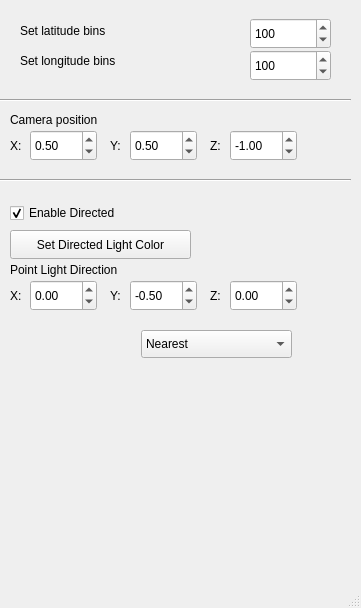
The window that road/cubesettingswindow.ui (DilshodN/Graphics) describes before a commit, drawn with Qt 5.
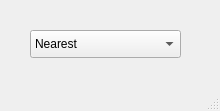
The same window after the commit.

Diff of the .ui file:
```diff
--- a/road/cubesettingswindow.ui
+++ b/road/cubesettingswindow.ui
@@ -6,106 +6,19 @@
    <rect>
     <x>0</x>
     <y>0</y>
-    <width>361</width>
-    <height>608</height>
+    <width>220</width>
+    <height>111</height>
    </rect>
   </property>
   <property name="windowTitle">
    <string>MainWindow</string>
   </property>
   <widget class="QWidget" name="centralwidget">
-   <widget class="QLabel" name="label">
-    <property name="geometry">
-     <rect>
-      <x>20</x>
-      <y>20</y>
-      <width>231</width>
-      <height>21</height>
-     </rect>
-    </property>
-    <property name="font">
-     <font>
-      <pointsize>9</pointsize>
-     </font>
-    </property>
-    <property name="text">
-     <string>Set latitude bins</string>
-    </property>
-   </widget>
-   <widget class="QSpinBox" name="spin_div_n">
-    <property name="geometry">
-     <rect>
-      <x>250</x>
-      <y>18</y>
-      <width>81</width>
-      <height>31</height>
-     </rect>
-    </property>
-    <property name="font">
-     <font>
-      <pointsize>9</pointsize>
-     </font>
-    </property>
-    <property name="minimum">
-     <number>30</number>
-    </property>
-    <property name="maximum">
-     <number>200</number>
-    </property>
-    <property name="singleStep">
-     <number>10</number>
-    </property>
-    <property name="value">
-     <number>100</number>
-    </property>
-   </widget>
-   <widget class="QDoubleSpinBox" name="dir_light_z">
-    <property name="geometry">
-     <rect>
-      <x>230</x>
-      <y>280</y>
-      <width>67</width>
-      <height>31</height>
-     </rect>
-    </property>
-    <property name="font">
-     <font>
-      <pointsize>9</pointsize>
-     </font>
-    </property>
-    <property name="minimum">
-     <double>-10.000000000000000</double>
-    </property>
-    <property name="maximum">
-     <double>10.000000000000000</double>
-    </property>
-    <property name="singleStep">
-     <double>0.500000000000000</double>
-    </property>
-   </widget>
-   <widget class="QLabel" name="label_7">
-    <property name="geometry">
-     <rect>
-      <x>110</x>
-      <y>280</y>
-      <width>21</width>
-      <height>31</height>
-     </rect>
-    </property>
-    <property name="font">
-     <font>
-      <pointsize>9</pointsize>
-     </font>
-    </property>
-    <property name="text">
-     <string>Y:</string>
-    </property>
-   </widget>
    <widget class="QLabel" name="dir_color_label">
     <property name="geometry">
      <rect>
-      <x>230</x>
-      <y>230</y>
+      <x>229</x>
+      <y>40</y>
       <width>91</width>
       <height>31</height>
      </rect>
@@ -119,379 +32,11 @@
      <string/>
     </property>
    </widget>
-   <widget class="QLabel" name="label_8">
-    <property name="geometry">
-     <rect>
-      <x>10</x>
-      <y>260</y>
-      <width>181</width>
-      <height>20</height>
-     </rect>
-    </property>
-    <property name="font">
-     <font>
-      <pointsize>9</pointsize>
-     </font>
-    </property>
-    <property name="text">
-     <string>Point Light Direction</string>
-    </property>
-   </widget>
-   <widget class="QLabel" name="label_9">
-    <property name="geometry">
-     <rect>
-      <x>10</x>
-      <y>280</y>
-      <width>21</width>
-      <height>31</height>
-     </rect>
-    </property>
-    <property name="font">
-     <font>
-      <pointsize>9</pointsize>
-     </font>
-    </property>
-    <property name="text">
-     <string>X:</string>
-    </property>
-   </widget>
-   <widget class="QDoubleSpinBox" name="dir_light_y">
-    <property name="geometry">
-     <rect>
-      <x>130</x>
-      <y>280</y>
-      <width>67</width>
-      <height>31</height>
-     </rect>
-    </property>
-    <property name="font">
-     <font>
-      <pointsize>9</pointsize>
-     </font>
-    </property>
-    <property name="minimum">
-     <double>-10.000000000000000</double>
-    </property>
-    <property name="maximum">
-     <double>10.000000000000000</double>
-    </property>
-    <property name="singleStep">
-     <double>0.500000000000000</double>
-    </property>
-    <property name="value">
-     <double>-0.500000000000000</double>
-    </property>
-   </widget>
-   <widget class="QPushButton" name="dir_color_button">
-    <property name="geometry">
-     <rect>
-      <x>10</x>
-      <y>230</y>
-      <width>181</width>
-      <height>29</height>
-     </rect>
-    </property>
-    <property name="font">
-     <font>
-      <pointsize>9</pointsize>
-     </font>
-    </property>
-    <property name="text">
-     <string>Set Directed Light Color</string>
-    </property>
-   </widget>
-   <widget class="QLabel" name="label_10">
-    <property name="geometry">
-     <rect>
-      <x>210</x>
-      <y>280</y>
-      <width>21</width>
-      <height>31</height>
-     </rect>
-    </property>
-    <property name="font">
-     <font>
-      <pointsize>9</pointsize>
-     </font>
-    </property>
-    <property name="text">
-     <string>Z:</string>
-    </property>
-   </widget>
-   <widget class="QDoubleSpinBox" name="dir_light_x">
-    <property name="geometry">
-     <rect>
-      <x>30</x>
-      <y>280</y>
-      <width>67</width>
-      <height>31</height>
-     </rect>
-    </property>
-    <property name="font">
-     <font>
-      <pointsize>9</pointsize>
-     </font>
-    </property>
-    <property name="minimum">
-     <double>-10.000000000000000</double>
-    </property>
-    <property name="maximum">
-     <double>10.000000000000000</double>
-    </property>
-    <property name="singleStep">
-     <double>0.500000000000000</double>
-    </property>
-   </widget>
-   <widget class="QCheckBox" name="enable_directed">
-    <property name="geometry">
-     <rect>
-      <x>10</x>
-      <y>200</y>
-      <width>151</width>
-      <height>26</height>
-     </rect>
-    </property>
-    <property name="font">
-     <font>
-      <pointsize>9</pointsize>
-     </font>
-    </property>
-    <property name="text">
-     <string>Enable Directed</string>
-    </property>
-    <property name="checked">
-     <bool>true</bool>
-    </property>
-   </widget>
-   <widget class="QLabel" name="label_11">
-    <property name="geometry">
-     <rect>
-      <x>10</x>
-      <y>110</y>
-      <width>151</width>
-      <height>20</height>
-     </rect>
-    </property>
-    <property name="font">
-     <font>
-      <pointsize>9</pointsize>
-     </font>
-    </property>
-    <property name="text">
-     <string>Camera position</string>
-    </property>
-   </widget>
-   <widget class="QDoubleSpinBox" name="camera_x">
-    <property name="geometry">
-     <rect>
-      <x>30</x>
-      <y>130</y>
-      <width>67</width>
-      <height>31</height>
-     </rect>
-    </property>
-    <property name="font">
-     <font>
-      <pointsize>9</pointsize>
-     </font>
-    </property>
-    <property name="minimum">
-     <double>-100.000000000000000</double>
-    </property>
-    <property name="maximum">
-     <double>100.000000000000000</double>
-    </property>
-    <property name="singleStep">
-     <double>0.500000000000000</double>
-    </property>
-    <property name="value">
-     <double>0.500000000000000</double>
-    </property>
-   </widget>
-   <widget class="QDoubleSpinBox" name="camera_z">
-    <property name="geometry">
-     <rect>
-      <x>230</x>
-      <y>130</y>
-      <width>67</width>
-      <height>31</height>
-     </rect>
-    </property>
-    <property name="font">
-     <font>
-      <pointsize>9</pointsize>
-     </font>
-    </property>
-    <property name="minimum">
-     <double>-100.000000000000000</double>
-    </property>
-    <property name="maximum">
-     <double>100.000000000000000</double>
-    </property>
-    <property name="singleStep">
-     <double>0.100000000000000</double>
-    </property>
-    <property name="value">
-     <double>-1.000000000000000</double>
-    </property>
-   </widget>
-   <widget class="QLabel" name="label_12">
-    <property name="geometry">
-     <rect>
-      <x>210</x>
-      <y>130</y>
-      <width>21</width>
-      <height>31</height>
-     </rect>
-    </property>
-    <property name="font">
-     <font>
-      <pointsize>9</pointsize>
-     </font>
-    </property>
-    <property name="text">
-     <string>Z:</string>
-    </property>
-   </widget>
-   <widget class="QLabel" name="label_13">
-    <property name="geometry">
-     <rect>
-      <x>110</x>
-      <y>130</y>
-      <width>21</width>
-      <height>31</height>
-     </rect>
-    </property>
-    <property name="font">
-     <font>
-      <pointsize>9</pointsize>
-     </font>
-    </property>
-    <property name="text">
-     <string>Y:</string>
-    </property>
-   </widget>
-   <widget class="QDoubleSpinBox" name="camera_y">
-    <property name="geometry">
-     <rect>
-      <x>130</x>
-      <y>130</y>
-      <width>67</width>
-      <height>31</height>
-     </rect>
-    </property>
-    <property name="font">
-     <font>
-      <pointsize>9</pointsize>
-     </font>
-    </property>
-    <property name="minimum">
-     <double>-100.000000000000000</double>
-    </property>
-    <property name="maximum">
-     <double>100.000000000000000</double>
-    </property>
-    <property name="singleStep">
-     <double>0.500000000000000</double>
-    </property>
-    <property name="value">
-     <double>0.500000000000000</double>
-    </property>
-   </widget>
-   <widget class="QLabel" name="label_14">
-    <property name="geometry">
-     <rect>
-      <x>10</x>
-      <y>130</y>
-      <width>21</width>
-      <height>31</height>
-     </rect>
-    </property>
-    <property name="font">
-     <font>
-      <pointsize>9</pointsize>
-     </font>
-    </property>
-    <property name="text">
-     <string>X:</string>
-    </property>
-   </widget>
-   <widget class="Line" name="line">
-    <property name="geometry">
-     <rect>
-      <x>0</x>
-      <y>90</y>
-      <width>351</width>
-      <height>20</height>
-     </rect>
-    </property>
-    <property name="orientation">
-     <enum>Qt::Horizontal</enum>
-    </property>
-   </widget>
-   <widget class="QSpinBox" name="spin_div_m">
-    <property name="geometry">
-     <rect>
-      <x>250</x>
-      <y>50</y>
-      <width>81</width>
-      <height>31</height>
-     </rect>
-    </property>
-    <property name="font">
-     <font>
-      <pointsize>9</pointsize>
-     </font>
-    </property>
-    <property name="minimum">
-     <number>30</number>
-    </property>
-    <property name="maximum">
-     <number>200</number>
-    </property>
-    <property name="singleStep">
-     <number>10</number>
-    </property>
-    <property name="value">
-     <number>100</number>
-    </property>
-   </widget>
-   <widget class="QLabel" name="label_2">
-    <property name="geometry">
-     <rect>
-      <x>20</x>
-      <y>50</y>
-      <width>231</width>
-      <height>21</height>
-     </rect>
-    </property>
-    <property name="font">
-     <font>
-      <pointsize>9</pointsize>
-     </font>
-    </property>
-    <property name="text">
-     <string>Set longitude bins</string>
-    </property>
-   </widget>
-   <widget class="Line" name="line_2">
-    <property name="geometry">
-     <rect>
-      <x>0</x>
-      <y>170</y>
-      <width>351</width>
-      <height>20</height>
-     </rect>
-    </property>
-    <property name="orientation">
-     <enum>Qt::Horizontal</enum>
-    </property>
-   </widget>
    <widget class="QComboBox" name="comboBox">
     <property name="geometry">
      <rect>
-      <x>141</x>
-      <y>330</y>
+      <x>30</x>
+      <y>30</y>
       <width>151</width>
       <height>28</height>
      </rect>
```
